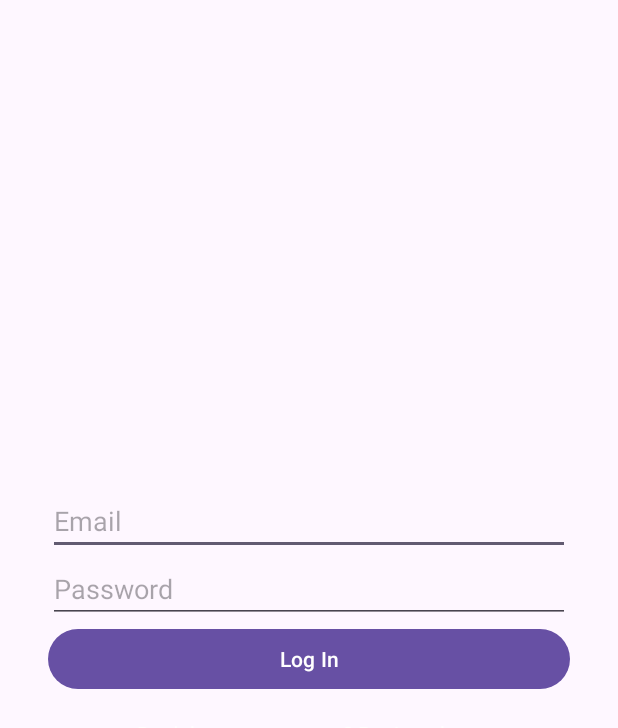
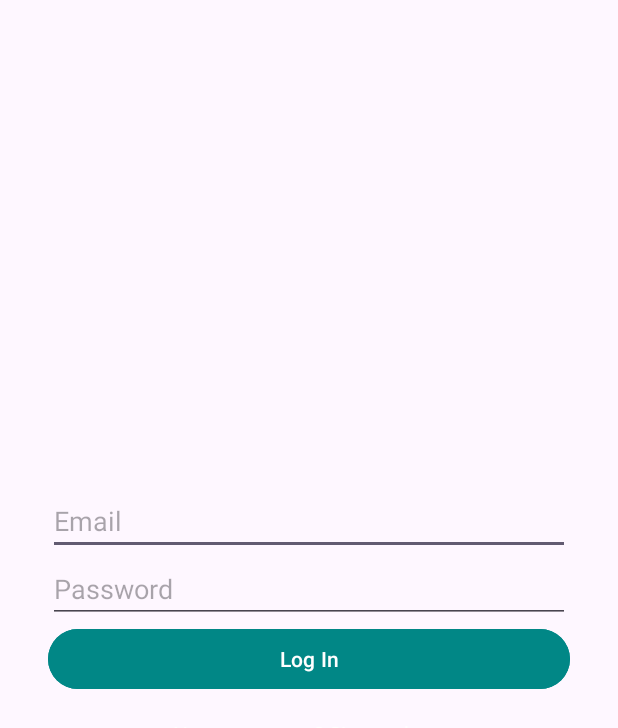
Before and after one commit to Pizzabagarn/WellnessQuests, an Android app: the layout fragment_login.xml on its own in the app's theme, with its tools: preview values and no code run, on a phone screen of 412 x 824 dp. Shown: the top 728 px of the screen. Run offline under Robolectric (Android 15) with nearby library versions, the phone set to English and light mode, and no system bars; Roboto replaces fonts that are not available here.

Commit message:
fixat layout i fragment_proof + knappfärger

```diff
--- /dev/null
+++ b/app/src/main/res/drawable/opaque_dark_button.xml
@@ -0,0 +1,5 @@
+<shape xmlns:android="http://schemas.android.com/apk/res/android"
+    android:shape="rectangle">
+    <solid android:color="#CC2C2C2C" /> <!-- 80% opacity mörkgrå (#2C2C2C) -->
+    <corners android:radius="4dp" /> <!-- Liten rundning, valfritt -->
+</shape>
--- a/app/src/main/res/layout/fragment_login.xml
+++ b/app/src/main/res/layout/fragment_login.xml
@@ -1,4 +1,5 @@
-<layout xmlns:android="http://schemas.android.com/apk/res/android">
+<layout xmlns:app="http://schemas.android.com/apk/res-auto"
+    xmlns:android="http://schemas.android.com/apk/res/android">
 
     <data>
         <variable
@@ -33,14 +34,15 @@
             android:id="@+id/buttonLogin"
             android:layout_width="match_parent"
             android:layout_height="wrap_content"
+            android:onClick="@{() -> viewModel.onLoginClicked()}"
             android:text="Log In"
-            android:onClick="@{() -> viewModel.onLoginClicked()}" />
+            android:backgroundTint="@color/my_button_color"/>
 
         <TextView
             android:id="@+id/registerLink"
             android:layout_width="wrap_content"
             android:layout_height="wrap_content"
-            android:text="Don't have an account? Register here"
+            android:text="@string/register_link_text"
             android:textColor="@android:color/white"
             android:layout_marginTop="16dp" />
     </LinearLayout>
--- a/app/src/main/res/values/colors.xml
+++ b/app/src/main/res/values/colors.xml
@@ -10,4 +10,5 @@
     <color name="teal_700">#FF018786</color>
     <color name="lavender">#8692f7</color>
     <color name="gold">#f3cb26</color>
+    <color name="my_button_color">#FF018786</color>
 </resources>
--- a/app/src/main/res/values/strings.xml
+++ b/app/src/main/res/values/strings.xml
@@ -4,4 +4,6 @@
     <string name="navigation_drawer_close">Close navigation drawer</string>
     <!-- TODO: Remove or change this placeholder text -->
     <string name="hello_blank_fragment">Hello blank fragment</string>
+    <string name="register_link_text">No account yet? <u>Sign up here</u></string>
+
 </resources>
--- /dev/null
+++ b/app/src/main/res/values/styles.xml
@@ -0,0 +1,4 @@
+<?xml version="1.0" encoding="utf-8"?>
+<resources>
+
+</resources>
--- a/app/src/main/res/values/themes.xml
+++ b/app/src/main/res/values/themes.xml
@@ -1,9 +1,17 @@
+<?xml version="1.0" encoding="utf-8"?>
 <resources xmlns:tools="http://schemas.android.com/tools">
-    <!-- Base application theme. -->
-    <style name="Base.Theme.WellnessQuest" parent="Theme.Material3.DayNight.NoActionBar">
-        <!-- Customize your light theme here. -->
-        <!-- <item name="colorPrimary">@color/my_light_primary</item> -->
+
+    <!-- Din knappstil -->
+    <style name="CustomButtonStyle" parent="android:Widget.Button">
+        <item name="backgroundTint">@color/my_button_color</item>
     </style>
 
+    <!-- Bas-tema -->
+    <style name="Base.Theme.WellnessQuest" parent="Theme.Material3.DayNight.NoActionBar">
+        <item name="buttonStyle">@style/CustomButtonStyle</item>
+    </style>
+
+    <!-- Aktiva temat -->
     <style name="Theme.WellnessQuest" parent="Base.Theme.WellnessQuest" />
+
 </resources>
```
Also changed, not shown: app/src/main/res/layout/fragment_proof.xml (+42 -17 lines), app/src/main/res/drawable/ic_add_photo.png (added), app/src/main/res/drawable/ic_camera.png (added).
